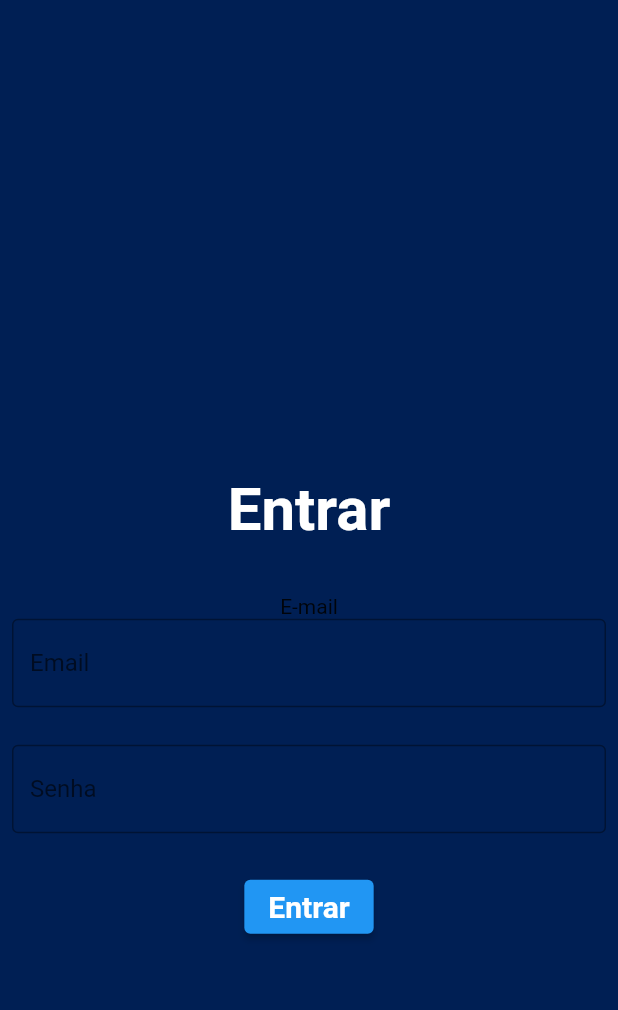
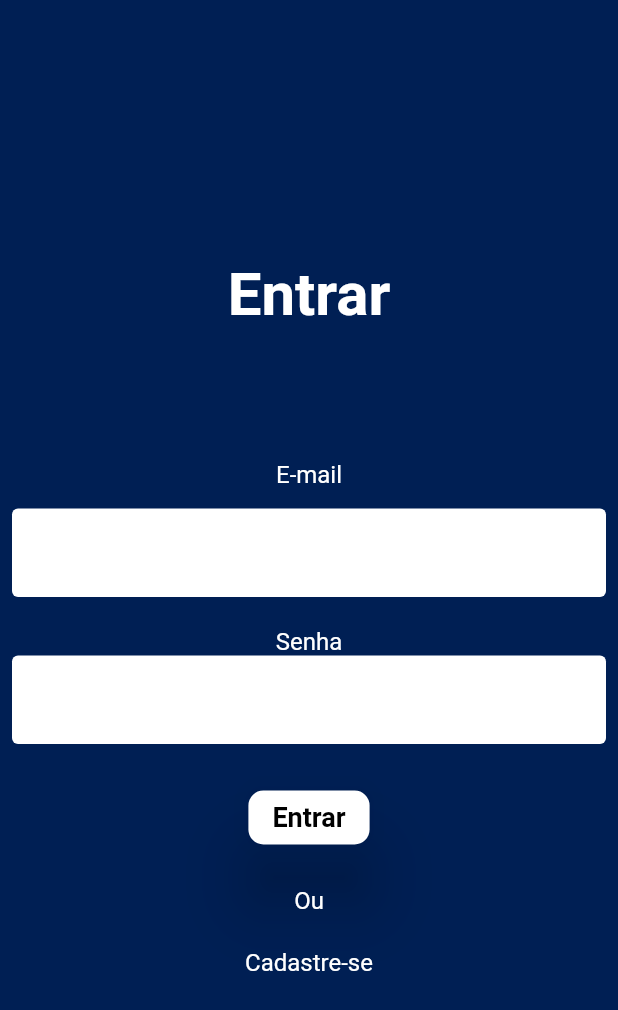
Before and after one commit to raffevald/projeto-final-materia-dev-mobile, a Flutter app: the screen it shows after launch, after a tap on "Entrar", on a phone screen of 412 x 824 dp. Shown: the top 1010 px of the screen. Run offline on Flutter 3.47's test engine with Material 2 defaults, Android fonts, the phone set to English and light mode, and no system bars.

Commit message:
login 1.1
login 1.1

```diff
--- a/lib/views/login_page.dart
+++ b/lib/views/login_page.dart
@@ -1,4 +1,4 @@
-// import 'package:flutter/cupertino.dart';
+import 'package:flutter/cupertino.dart';
 import 'package:flutter/material.dart';
 
 class LoginPage extends StatefulWidget {
@@ -18,7 +18,7 @@ class MyLoginPage extends State<LoginPage> {
   @override
   Widget build(BuildContext context) {
     return Scaffold(
-        backgroundColor: const Color.fromRGBO(0, 31, 84, 1),
+        backgroundColor: Color.fromRGBO(0, 31, 84, 1),
         body: SingleChildScrollView(
             child: SizedBox(
                 width: MediaQuery.of(context).size.width,
@@ -31,7 +31,7 @@ class MyLoginPage extends State<LoginPage> {
                         const Text(
                           'Entrar',
                           style: TextStyle(
-                            height: 5,
+                            //height: 5,
                             fontSize: 40,
                             fontWeight: FontWeight.bold,
                             color: Color.fromRGBO(255, 255, 255, 1),
@@ -40,53 +40,137 @@ class MyLoginPage extends State<LoginPage> {
                         ),
                         const SizedBox(
                           //colocar espaçamento entre os campos
-                          height: 1,
+                          height: 39,
                         ),
-                        const Text('E-mail'),
+
+                        const Text(
+                          'E-mail',
+                          textAlign: TextAlign.left,
+                          style: TextStyle(
+                            height: 5,
+                            fontSize: 16,
+                            fontWeight: FontWeight.normal,
+                            color: Color.fromRGBO(255, 255, 255, 1),
+                          ),
+                        ),
+
                         TextField(
                           onChanged: (text) =>
                               email = text, //retorna o texto  que ta escrito
                           keyboardType: TextInputType.emailAddress,
+
+                          //alterando cor do texto inserido nos campos
+                          cursorColor: Colors.black,
+                          style: const TextStyle(
+                            color: Colors.black,
+                          ),
                           decoration: const InputDecoration(
-                            labelText: 'Email',
-                            border: OutlineInputBorder(),
+                            //mudar a cor do campo, e alterar as bordas
+                            filled: true,
+                            fillColor: Colors.white,
+                            border: OutlineInputBorder(
+                              borderSide: BorderSide.none,
+                              //shadowColor: Colors.grey,
+                              //borderRadius: BorderRadius.circular (50)
+                            ),
                           ),
                         ),
                         const SizedBox(
                           //colocar espaçamento entre os campos
-                          height: 25,
+                          height: 20,
                         ),
+
+                        const Text(
+                          'Senha',
+                          textAlign: TextAlign.left,
+                          style: TextStyle(
+                            fontSize: 16,
+                            fontWeight: FontWeight.normal,
+                            color: Color.fromRGBO(255, 255, 255, 1),
+                          ),
+                        ),
+
                         TextField(
                           onChanged: (text) =>
                               senha = text, //retorna o texto  que ta escrito
                           obscureText: true, //não mostrar a senha
+
+                          cursorColor: Colors.black,
+                          style: const TextStyle(
+                            color: Colors.black,
+                          ),
                           decoration: const InputDecoration(
-                            labelText: 'Senha',
-                            border: OutlineInputBorder(),
+                            //mudar a cor do campo, e alterar as bordas
+                            filled: true,
+                            fillColor: Colors.white,
+                            border:
+                                OutlineInputBorder(borderSide: BorderSide.none
+                                    //shadowColor: Colors.grey,
+                                    //borderRadius: BorderRadius.circular (50)
+                                    ),
                           ),
                         ),
+
                         const SizedBox(
                           //colocar espaçamento entre os campos
                           height: 25,
                         ),
+
                         ElevatedButton(
                             onPressed: () {
                               if (email == 'raff' && senha == '123') {
-                                //  print('Login Correto');
+                                print('Login Correto');
                                 //Navigator.of(context).push( aqui aparece uma seta para voltar a tela de login no comando abaixo não
-                                Navigator.of(context).pushReplacementNamed(
-                                    '/home'); //esse '/home' é uma rota que vem do app_widget, se o login estiver correto, vai para outra tela
+                                Navigator.of(context).pushNamed(
+                                    '/dashboard'); //esse '/home' é uma rota que vem do app_widget, se o login estiver correto, vai para outra tela
                               } else {
-                                // print('Login Incorreto');
+                                print('Login Incorreto');
                               }
                             },
+                            style: ElevatedButton.styleFrom(
+                              primary: Colors.white,
+                              elevation: 20,
+                              shape: RoundedRectangleBorder(
+                                  borderRadius:
+                                      BorderRadius.circular(10.0)), // Elevation
+                            ),
                             child: const Text(
                               'Entrar',
                               style: TextStyle(
-                                  fontSize: 20,
+                                  fontSize: 18,
                                   fontWeight: FontWeight.bold,
-                                  color: Colors.white),
-                            )) //botão
+                                  color: Colors.black),
+                            )), //botão
+
+                        const SizedBox(
+                          //colocar espaçamento entre os campos
+                          height: 22,
+                        ),
+
+                        const Text(
+                          'Ou',
+                          textAlign: TextAlign.left,
+                          style: TextStyle(
+                            fontSize: 16,
+                            fontWeight: FontWeight.normal,
+                            color: Color.fromRGBO(255, 255, 255, 1),
+                          ),
+                        ),
+
+                        const SizedBox(
+                          //colocar espaçamento entre os campos
+                          height: 22,
+                        ),
+
+                        const Text(
+                          'Cadastre-se',
+                          textAlign: TextAlign.left,
+                          style: TextStyle(
+                            fontSize: 16,
+                            fontWeight: FontWeight.normal,
+                            color: Color.fromRGBO(255, 255, 255, 1),
+                          ),
+                        ),
                       ],
                     )))
 
```
